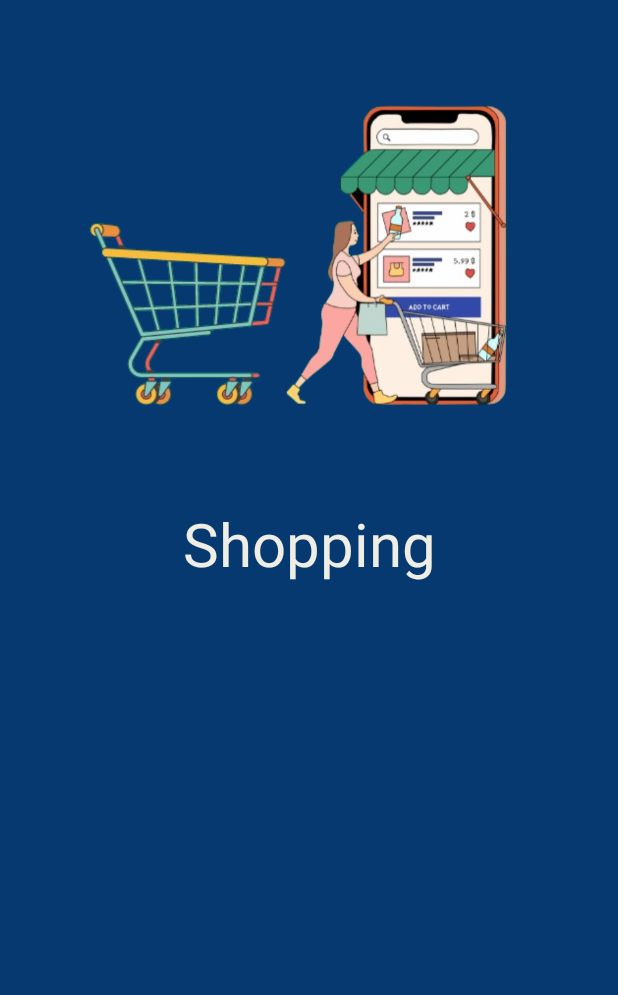
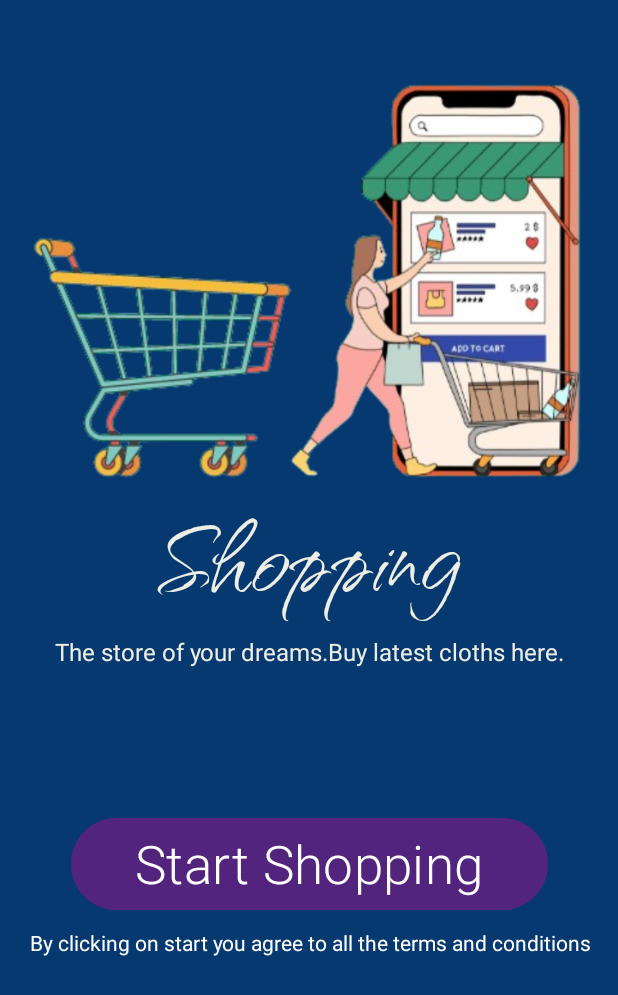
Before and after one commit to tarun-954/App-development-in-Kotlin-Work, an Android app: the screen it shows after launch (MainActivity3), on a phone screen of 412 x 824 dp. Shown: the top 995 px of the screen. Run offline under Robolectric (Android 15) with nearby library versions, the phone set to English and light mode, and no system bars.

Commit message:
project work

```diff
--- a/app/src/main/java/com/example/applocalize/MainActivity3.kt
+++ b/app/src/main/java/com/example/applocalize/MainActivity3.kt
@@ -16,5 +16,6 @@ class MainActivity3 : AppCompatActivity() {
             v.setPadding(systemBars.left, systemBars.top, systemBars.right, systemBars.bottom)
             insets
         }
+
     }
 }
--- /dev/null
+++ b/app/src/main/res/font/dancing.xml
@@ -0,0 +1,26 @@
+<?xml version="1.0" encoding="utf-8"?>
+<font-family xmlns:android="http://schemas.android.com/apk/res/android">
+    <font
+        android:fontStyle="normal"
+        android:fontWeight="400"
+        android:font="@font/qwitchergrypenbold" />
+    <font
+        android:fontStyle="italic"
+        android:fontWeight="400"
+        android:font="@font/qwitchergrypenregular" />
+    <font
+        android:fontStyle="normal"
+
+        android:fontWeight="400"
+        android:font="@font/loralbuttonfont" />
+    <font
+        android:fontStyle="normal"
+
+        android:fontWeight="400"
+        android:font="@font/interitalic" />
+    <font
+        android:fontStyle="normal"
+
+        android:fontWeight="400"
+        android:font="@font/intersimple" />
+</font-family>
--- a/app/src/main/res/layout/activity_main3.xml
+++ b/app/src/main/res/layout/activity_main3.xml
@@ -11,25 +11,71 @@
 
     <ImageView
         android:id="@+id/imageView3"
-        android:layout_width="414dp"
-        android:layout_height="327dp"
+        android:layout_width="wrap_content"
+        android:layout_height="270dp"
         app:layout_constraintEnd_toEndOf="parent"
         app:layout_constraintStart_toStartOf="parent"
         app:layout_constraintTop_toTopOf="parent"
-        app:srcCompat="@drawable/backShopingImage" />
+        app:srcCompat="@drawable/shoppingback"
+        android:layout_marginTop="50sp"/>
 
     <TextView
         android:id="@+id/textView2"
-        android:layout_width="189dp"
-        android:layout_height="58dp"
-        android:layout_marginTop="8dp"
+        android:layout_width="203dp"
+        android:layout_height="103dp"
+        android:fontFamily="@font/qwitchergrypenregular"
+        android:padding="0sp"
+
         android:text="@string/shopping"
+
+        android:textAlignment="center"
         android:textColor="#eeeee4"
-        android:textSize="40dp"
-        android:fontFamily=""
-        android:textAlignment="center"
+        android:textSize="90sp"
         app:layout_constraintEnd_toEndOf="parent"
         app:layout_constraintStart_toStartOf="parent"
         app:layout_constraintTop_toBottomOf="@+id/imageView3" />
 
+    <TextView
+        android:id="@+id/textView3"
+        android:layout_width="match_parent"
+        android:layout_height="wrap_content"
+        android:layout_marginTop="0dp"
+        android:text="@string/the_store_of_your_dreams_buy_latest_cloths_here"
+android:textAlignment="center"
+android:textSize="16sp"
+        android:textColor="#eeeee4"
+        app:layout_constraintEnd_toEndOf="parent"
+        app:layout_constraintHorizontal_bias="0.513"
+        app:layout_constraintStart_toStartOf="parent"
+        app:layout_constraintTop_toBottomOf="@+id/textView2" />
+
+    <Button
+        android:id="@+id/button7"
+        android:layout_width="318dp"
+        android:layout_height="69dp"
+        android:layout_marginTop="96dp"
+        android:backgroundTint="#52247E"
+        android:fontFamily="sans-serif-light"
+
+        android:text="@string/start_shopping"
+        android:textSize="35sp"
+        app:layout_constraintEnd_toEndOf="parent"
+        app:layout_constraintHorizontal_bias="0.504"
+        app:layout_constraintStart_toStartOf="parent"
+        app:layout_constraintTop_toBottomOf="@+id/textView3" />
+
+    <TextView
+        android:id="@+id/textView4"
+        android:layout_width="413dp"
+        android:layout_height="24dp"
+        android:layout_marginTop="8dp"
+        android:text="@string/by_clicking_on_start_you_agree_to_all_the_terms_and_conditions"
+        android:textAlignment="center"
+        android:textColor="@color/white"
+        app:layout_constraintEnd_toEndOf="parent"
+        app:layout_constraintHorizontal_bias="0.0"
+        app:layout_constraintStart_toStartOf="parent"
+        app:layout_constraintTop_toBottomOf="@+id/button7" />
+
+
 </androidx.constraintlayout.widget.ConstraintLayout>
--- a/app/src/main/res/values/strings.xml
+++ b/app/src/main/res/values/strings.xml
@@ -3,4 +3,7 @@
     <string name="welcome_to_my_language_app">Welcome to My Language app</string>
     <string name="snackbar">Snackbar</string>
     <string name="shopping">Shopping</string>
+    <string name="the_store_of_your_dreams_buy_latest_cloths_here">The store of your dreams.Buy latest cloths here.</string>
+    <string name="start_shopping">Start Shopping</string>
+    <string name="by_clicking_on_start_you_agree_to_all_the_terms_and_conditions">By clicking on start you agree to all the terms and conditions</string>
 </resources>
```
Also changed, not shown: app/src/main/res/drawable/backShopingImage.png (deleted), app/src/main/res/drawable/shoppingback.png (added), app/src/main/res/font/loralbuttonfont.ttf (added), app/src/main/res/font/qwitchergrypenbold.ttf (renamed from app/src/main/res/font/QwitcherGrypen-Bold.ttf), app/src/main/res/font/qwitchergrypenregular.ttf (renamed from app/src/main/res/font/QwitcherGrypen-Regular.ttf), 2 other files.
